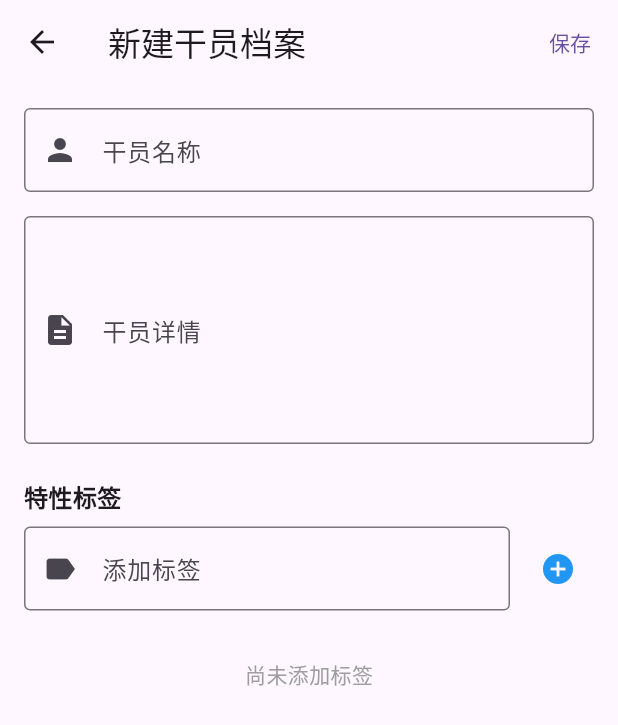
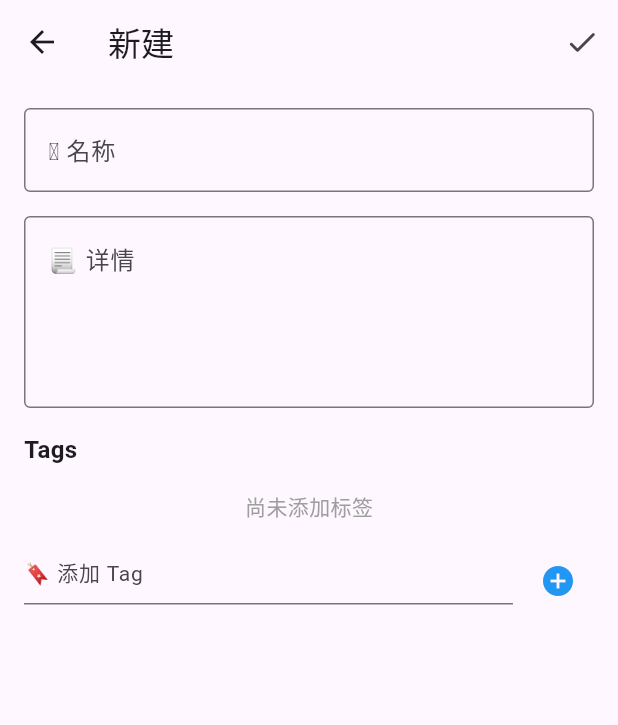
Before and after one commit to opika06/todoagent, a Flutter app: the EditStaffPage screen opened by its route, on a phone screen of 412 x 824 dp. Shown: the top 725 px of the screen. Run offline on Flutter 3.47's test engine with Material 3 defaults, Android fonts, the phone set to English and light mode, and no system bars; our stand-ins replace get, image_picker, like_button.

Commit message:
add --> 修改新建/编辑干员档案页面功能和样式

```diff
--- a/lib/models/staff_model.dart
+++ b/lib/models/staff_model.dart
@@ -5,13 +5,16 @@ class Staff {
   final String name;
   final String detail;
   final RxList<String> tags;
+  final RxBool isLike;
 
   Staff({
     required this.id,
     required this.name,
     required this.detail,
     required List<String> tags,
-  }) : tags = tags.obs;
+    bool isLike = false,
+  }) : tags = tags.obs,
+       isLike = isLike.obs;
 
   // 从Map创建Staff对象
   factory Staff.fromJson(Map<String, dynamic> json) {
@@ -20,6 +23,7 @@ class Staff {
       name: json['name'] as String,
       detail: json['detail'] as String,
       tags: List<String>.from(json['tags']),
+      isLike: json['isLike'] as bool? ?? false,
     );
   }
 
@@ -30,6 +34,7 @@ class Staff {
       'name': name,
       'detail': detail,
       'tags': tags.toList(),
+      'isLike': isLike.value,
     };
   }
 }
--- a/lib/pages/agent/staff/edit_staff_page.dart
+++ b/lib/pages/agent/staff/edit_staff_page.dart
@@ -1,5 +1,6 @@
 import 'package:flutter/material.dart';
 import 'package:get/get.dart';
+import 'package:like_button/like_button.dart';
 import 'staff_service.dart';
 import '../../../models/staff_model.dart';
 import '../../../widgets/dialog_confirm.dart';
@@ -11,7 +12,9 @@ class EditStaffPage extends StatelessWidget {
   EditStaffPage({super.key, this.staff}) : isEditing = staff != null;
 
   late final nameController = TextEditingController(text: staff?.name ?? '');
-  late final detailController = TextEditingController(text: staff?.detail ?? '');
+  late final detailController = TextEditingController(
+    text: staff?.detail ?? '',
+  );
   final tagController = TextEditingController();
   late final RxList<String> tags = RxList<String>(staff?.tags.toList() ?? []);
   final formKey = GlobalKey<FormState>();
@@ -20,9 +23,12 @@ class EditStaffPage extends StatelessWidget {
   Widget build(BuildContext context) {
     return Scaffold(
       appBar: AppBar(
-        title: Text(isEditing ? '编辑干员档案' : '新建干员档案'),
+        title: Text(isEditing ? '编辑' : '新建'),
         actions: [
-          TextButton(
+          // 保存按钮
+          IconButton(
+            icon: const Icon(Icons.check_rounded),
+            tooltip: '保存',
             onPressed: () {
               if (formKey.currentState!.validate()) {
                 final StaffService staffService = Get.find<StaffService>();
@@ -46,7 +52,24 @@ class EditStaffPage extends StatelessWidget {
                 Get.back();
               }
             },
-            child: const Text('保存'),
+          ),
+          // 删除按钮 (仅在编辑模式下显示)
+          if (isEditing)
+            IconButton(
+              icon: const Icon(Icons.delete_rounded, color: Colors.grey),
+              tooltip: '删除',
+              onPressed: () {
+                DialogConfirm.show(
+                  title: '删除干员',
+                  content: '确定要删除${staff?.name}的档案吗？',
+                  onConfirm: () async {
+                    if (staff != null) {
+                      await Get.find<StaffService>().deleteStaff(staff!.id);
+                    }
+                    Get.back();
+                  },
+                );
+              },
             ),
         ],
       ),
@@ -58,12 +81,17 @@ class EditStaffPage extends StatelessWidget {
             crossAxisAlignment: CrossAxisAlignment.start,
             children: [
               // 干员名称
-              TextFormField(
+              Row(
+                crossAxisAlignment: CrossAxisAlignment.start,
+                children: [
+                  Expanded(
+                    child: TextFormField(
                       controller: nameController,
                       decoration: const InputDecoration(
-                  labelText: '干员名称',
+                        labelText: '🥷 名称',
+                        hintText: "必填",
                         border: OutlineInputBorder(),
-                  prefixIcon: Icon(Icons.person),
+                        // prefixIcon: Icon(Icons.person_rounded),
                       ),
                       validator: (value) {
                         if (value == null || value.isEmpty) {
@@ -72,30 +100,123 @@ class EditStaffPage extends StatelessWidget {
                         return null;
                       },
                     ),
+                  ),
+                  // 收藏按钮，仅编辑模式显示
+                  if (isEditing && staff != null)
+                    Padding(
+                      padding: const EdgeInsets.only(left: 8.0),
+                      child: Container(
+                        height: 56,
+                        alignment: Alignment.center,
+                        child: Obx(() => LikeButton(
+                          size: 32,
+                          isLiked: staff!.isLike.value,
+                          circleColor: const CircleColor(
+                            start: Color(0xFFFF5722),
+                            end: Color(0xFFFFC107),
+                          ),
+                          bubblesColor: const BubblesColor(
+                            dotPrimaryColor: Color(0xFFFF5722),
+                            dotSecondaryColor: Color(0xFFFFC107),
+                          ),
+                          likeBuilder: (bool isLiked) {
+                            return Icon(
+                              isLiked ? Icons.favorite : Icons.favorite_border,
+                              color: isLiked ? Colors.red : Colors.grey,
+                              size: 24,
+                            );
+                          },
+                          onTap: (isLiked) async {
+                            // 切换收藏状态
+                            Get.find<StaffService>().toggleStaffLike(staff!.id);
+                            // 返回新的状态
+                            return !isLiked;
+                          },
+                        )),
+                      ),
+                    ),
+                ],
+              ),
               const SizedBox(height: 16),
 
               // 干员详情
               TextFormField(
                 controller: detailController,
                 decoration: const InputDecoration(
-                  labelText: '干员详情',
+                  labelText: '📃 详情',
+                  hintText: '选填',
+                  alignLabelWithHint: true,
                   border: OutlineInputBorder(),
-                  prefixIcon: Icon(Icons.description),
-                  hintText: '请输入干员的详细描述（选填）',
+                  // prefixIcon: Icon(Icons.description_rounded),
                 ),
-                maxLines: 5,
+                maxLines: 4,
               ),
-              const SizedBox(height: 24),
+              const SizedBox(height: 16),
 
-              // 标签标题
-              const Text(
-                '特性标签',
-                style: TextStyle(
-                  fontSize: 16,
-                  fontWeight: FontWeight.bold,
+              Text(
+                "Tags",
+                style: TextStyle(fontSize: 16, fontWeight: FontWeight.bold),
+              ),
+
+              // 显示已添加的标签
+              Obx(() {
+                if (tags.isEmpty) {
+                  return const Center(
+                    child: Padding(
+                      padding: EdgeInsets.symmetric(vertical: 16.0),
+                      child: Text(
+                        '尚未添加标签',
+                        style: TextStyle(color: Colors.grey, fontSize: 14),
                       ),
                     ),
-              const SizedBox(height: 8),
+                  );
+                } else {
+                  return Container(
+                    padding: const EdgeInsets.symmetric(vertical: 10),
+                    decoration: BoxDecoration(
+                      // color: Colors.grey.shade100,
+                      borderRadius: BorderRadius.circular(8),
+                    ),
+                    child: Wrap(
+                      spacing: 8,
+                      runSpacing: 8,
+                      children:
+                          tags.map((tag) {
+                            final tagKey = GlobalKey<State>();
+                            final RxBool isLongPressed = false.obs;
+
+                            return Obx(
+                              () => GestureDetector(
+                                key: tagKey,
+                                onLongPress: () {
+                                  isLongPressed.value = true;
+                                },
+                                onLongPressEnd: (_) {
+                                  // 长按结束后延迟一会再隐藏删除图标
+                                  Future.delayed(
+                                    const Duration(seconds: 3),
+                                    () {
+                                      isLongPressed.value = false;
+                                    },
+                                  );
+                                },
+                                child: Chip(
+                                  label: Text(tag),
+                                  labelStyle: const TextStyle(fontSize: 12),
+                                  deleteIcon: const Icon(Icons.close, size: 16),
+                                  onDeleted:
+                                      isLongPressed.value
+                                          ? () => tags.remove(tag)
+                                          : null,
+                                  backgroundColor: Colors.blue.withOpacity(0.1),
+                                ),
+                              ),
+                            );
+                          }).toList(),
+                    ),
+                  );
+                }
+              }),
 
               // 标签添加区域
               Row(
@@ -103,14 +224,24 @@ class EditStaffPage extends StatelessWidget {
                   Expanded(
                     child: TextFormField(
                       controller: tagController,
+                      style: const TextStyle(fontSize: 14),
                       decoration: const InputDecoration(
-                        labelText: '添加标签',
-                        border: OutlineInputBorder(),
-                        prefixIcon: Icon(Icons.label),
+                        hintText: '🔖 添加 Tag',
+                        hintStyle: TextStyle(fontSize: 14),
+                        border: UnderlineInputBorder(),
+                        contentPadding: EdgeInsets.only(bottom: 10),
+                        isDense: true,
+                      ),
+                      onFieldSubmitted: (value) {
+                        final tag = value.trim();
+                        if (tag.isNotEmpty && !tags.contains(tag)) {
+                          tags.add(tag);
+                          tagController.clear();
+                        }
+                      },
                     ),
                   ),
-                  ),
-                  const SizedBox(width: 8),
+                  const SizedBox(width: 6),
                   IconButton(
                     onPressed: () {
                       final tag = tagController.text.trim();
@@ -124,89 +255,6 @@ class EditStaffPage extends StatelessWidget {
                   ),
                 ],
               ),
-
-              // 显示已添加的标签
-              const SizedBox(height: 16),
-              Obx(() {
-                if (tags.isEmpty) {
-                  return const Center(
-                    child: Padding(
-                      padding: EdgeInsets.symmetric(vertical: 16.0),
-                      child: Text(
-                        '尚未添加标签',
-                        style: TextStyle(color: Colors.grey, fontSize: 14),
-                      ),
-                    ),
-                  );
-                } else {
-                  return Container(
-                    padding: const EdgeInsets.all(16),
-                    decoration: BoxDecoration(
-                      color: Colors.grey.shade100,
-                      borderRadius: BorderRadius.circular(8),
-                    ),
-                    child: Wrap(
-                      spacing: 8,
-                      runSpacing: 8,
-                      children: tags.map((tag) {
-                        return Chip(
-                          label: Text(tag),
-                          deleteIcon: const Icon(Icons.close, size: 16),
-                          onDeleted: () => tags.remove(tag),
-                          backgroundColor: Colors.blue.withOpacity(0.1),
-                        );
-                      }).toList(),
-                    ),
-                  );
-                }
-              }),
-
-              // 删除按钮 (仅在编辑模式下显示)
-              if (isEditing) ...[
-                const SizedBox(height: 40),
-                Center(
-                  child: Container(
-                    decoration: BoxDecoration(
-                      shape: BoxShape.circle,
-                      border: Border.all(color: Colors.grey, width: 2.0),
-                    ),
-                    child: Material(
-                      color: Colors.white,
-                      shape: const CircleBorder(),
-                      clipBehavior: Clip.antiAlias,
-                      elevation: 0,
-                      child: InkWell(
-                        onTap: () {
-                          DialogConfirm.show(
-                            title: '删除干员',
-                            content: '确定要删除${staff?.name}的档案吗？',
-                            onConfirm: () async {
-                              if (staff != null) {
-                                await Get.find<StaffService>().deleteStaff(staff!.id);
-                              }
-                              Get.back();
-                            },
-                          );
-                        },
-                        child: Ink(
-                          decoration: BoxDecoration(
-                            shape: BoxShape.circle,
-                          ),
-                          child: Padding(
-                            padding: const EdgeInsets.all(4.0),
-                            child: Icon(
-                              Icons.delete,
-                              color: Colors.grey,
-                              size: 20,
-                            ),
-                          ),
-                        ),
-                      ),
-                    ),
-                  ),
-                ),
-                const SizedBox(height: 16),
-              ],
             ],
           ),
         ),
--- a/lib/pages/agent/staff/staff_service.dart
+++ b/lib/pages/agent/staff/staff_service.dart
@@ -58,12 +58,26 @@ class StaffService extends GetxService {
   Future<void> updateStaff(String id, String name, String detail, List<String> tags) async {
     final index = staffList.indexWhere((staff) => staff.id == id);
     if (index != -1) {
+      final currentStaff = staffList[index];
       staffList[index] = Staff(
         id: id,
         name: name,
         detail: detail,
         tags: tags,
+        isLike: currentStaff.isLike.value,
       );
+      // 保存到本地存储
+      await saveStaffData();
+    }
+  }
+
+  // 切换干员收藏状态
+  Future<void> toggleStaffLike(String id) async {
+    final index = staffList.indexWhere((staff) => staff.id == id);
+    if (index != -1) {
+      final currentStaff = staffList[index];
+      // 切换收藏状态
+      currentStaff.isLike.toggle();
       // 保存到本地存储
       await saveStaffData();
     }
```
Lines whose indentation alone changed are shown as unchanged.
